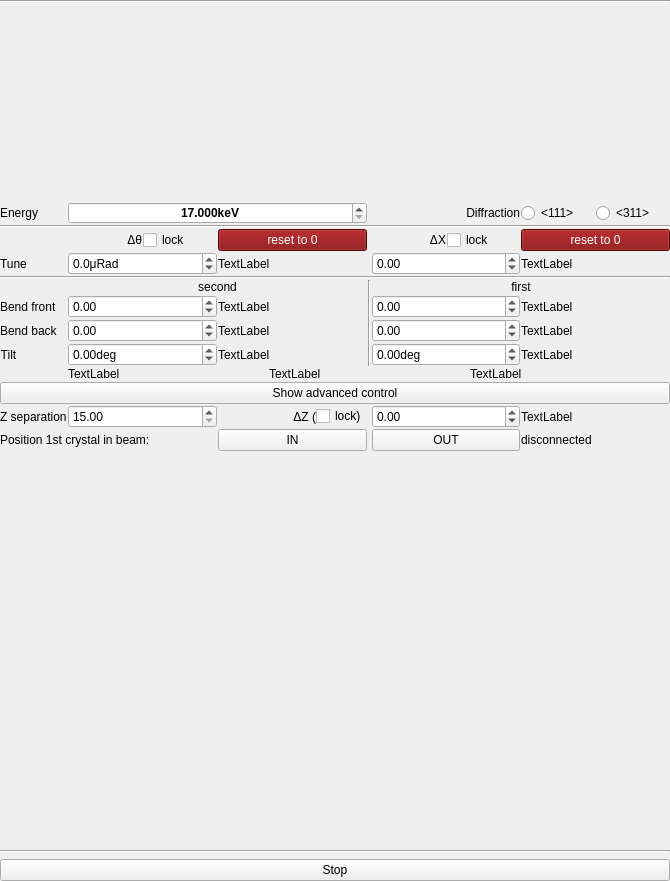
Above: mono/monoGui/monoGui.ui from MatthewJCameron/imbl before the change. Below: the same form after it.
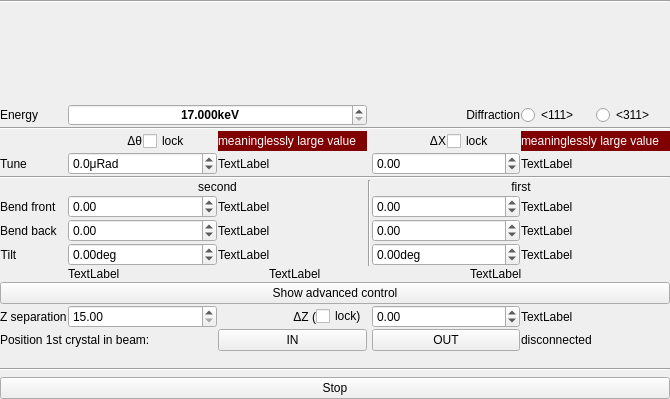
That is the form after the change. Icons and pictures are not drawn. Custom widgets are drawn as their Qt base class.

The edit to the form file:
```diff
--- a/mono/monoGui/monoGui.ui
+++ b/mono/monoGui/monoGui.ui
@@ -7,7 +7,7 @@
     <x>0</x>
     <y>0</y>
     <width>670</width>
-    <height>881</height>
+    <height>399</height>
    </rect>
   </property>
   <property name="sizePolicy">
@@ -92,20 +92,6 @@
           </layout>
          </widget>
         </item>
-        <item row="3" column="2">
-         <widget class="QPushButton" name="bigDBrag">
-          <property name="toolTip">
-           <string>The tune value is meaninglessly big</string>
-          </property>
-          <property name="styleSheet">
-           <string notr="true">background-color: rgb(128, 0, 2);
-color: rgb(255, 255, 255);</string>
-          </property>
-          <property name="text">
-           <string>reset to 0</string>
-          </property>
-         </widget>
-        </item>
         <item row="13" column="4">
          <widget class="QPushButton" name="moveOut">
           <property name="text">
@@ -549,20 +535,6 @@
           </property>
          </widget>
         </item>
-        <item row="3" column="5">
-         <widget class="QPushButton" name="bigDX">
-          <property name="toolTip">
-           <string>The tune value is meaninglessly big</string>
-          </property>
-          <property name="styleSheet">
-           <string notr="true">background-color: rgb(128, 0, 2);
-color: rgb(255, 255, 255);</string>
-          </property>
-          <property name="text">
-           <string>reset to 0</string>
-          </property>
-         </widget>
-        </item>
         <item row="0" column="0" colspan="6">
          <widget class="QWidget" name="scheme" native="true">
           <property name="sizePolicy">
@@ -607,6 +579,28 @@
           </item>
          </layout>
         </item>
+        <item row="3" column="2">
+         <widget class="QLabel" name="bigDBragg">
+          <property name="styleSheet">
+           <string notr="true">background-color: rgb(128, 0, 2);
+color: rgb(255, 255, 255);</string>
+          </property>
+          <property name="text">
+           <string>meaninglessly large value</string>
+          </property>
+         </widget>
+        </item>
+        <item row="3" column="5">
+         <widget class="QLabel" name="bigDX">
+          <property name="styleSheet">
+           <string notr="true">background-color: rgb(128, 0, 2);
+color: rgb(255, 255, 255);</string>
+          </property>
+          <property name="text">
+           <string>meaninglessly large value</string>
+          </property>
+         </widget>
+        </item>
        </layout>
       </item>
      </layout>
```
Left out of the diff: 4 changed lines with no effect on the pictures.
